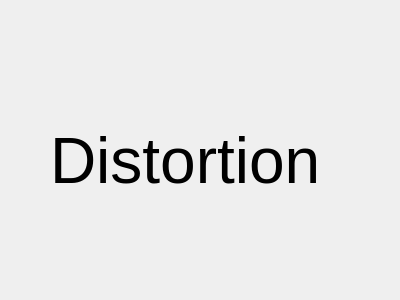
Old version of the form distortiontab.ui in the repository Jscott44/RTEP5-the-raspberry-jam.
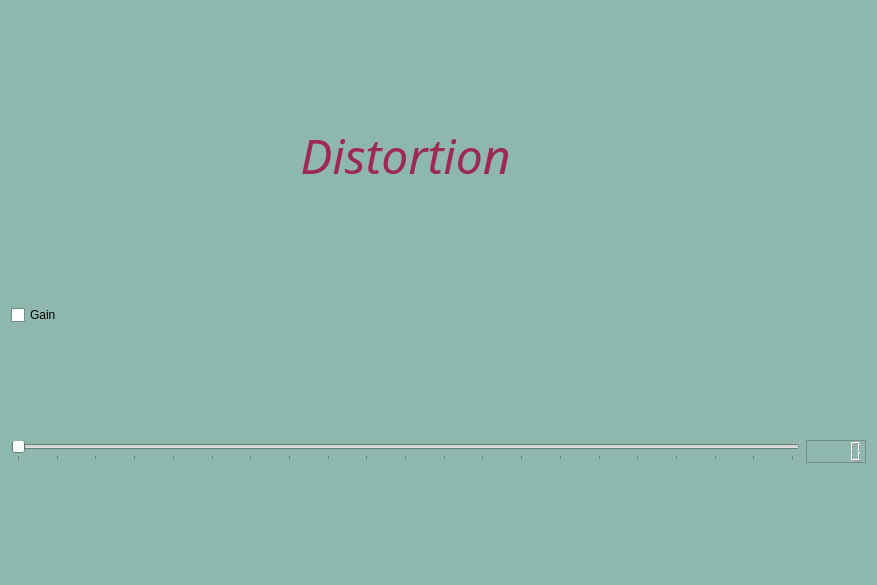
New version of the form.

The edit to the form file:
```diff
--- a/distortiontab.ui
+++ b/distortiontab.ui
@@ -6,31 +6,147 @@
    <rect>
     <x>0</x>
     <y>0</y>
-    <width>400</width>
-    <height>300</height>
+    <width>877</width>
+    <height>585</height>
    </rect>
   </property>
+  <property name="palette">
+   <palette>
+    <active>
+     <colorrole role="Window">
+      <brush brushstyle="SolidPattern">
+       <color alpha="255">
+        <red>142</red>
+        <green>183</green>
+        <blue>173</blue>
+       </color>
+      </brush>
+     </colorrole>
+    </active>
+    <inactive>
+     <colorrole role="Window">
+      <brush brushstyle="SolidPattern">
+       <color alpha="255">
+        <red>142</red>
+        <green>183</green>
+        <blue>173</blue>
+       </color>
+      </brush>
+     </colorrole>
+    </inactive>
+    <disabled>
+     <colorrole role="Base">
+      <brush brushstyle="SolidPattern">
+       <color alpha="255">
+        <red>142</red>
+        <green>183</green>
+        <blue>173</blue>
+       </color>
+      </brush>
+     </colorrole>
+     <colorrole role="Window">
+      <brush brushstyle="SolidPattern">
+       <color alpha="255">
+        <red>142</red>
+        <green>183</green>
+        <blue>173</blue>
+       </color>
+      </brush>
+     </colorrole>
+    </disabled>
+   </palette>
+  </property>
   <property name="windowTitle">
    <string>Form</string>
   </property>
-  <widget class="QLabel" name="label">
-   <property name="geometry">
-    <rect>
-     <x>50</x>
-     <y>80</y>
-     <width>311</width>
-     <height>161</height>
-    </rect>
-   </property>
-   <property name="font">
-    <font>
-     <pointsize>48</pointsize>
-    </font>
-   </property>
-   <property name="text">
-    <string>Distortion</string>
-   </property>
-  </widget>
+  <layout class="QGridLayout" name="gridLayout">
+   <item row="2" column="0">
+    <widget class="QSlider" name="horizontalSlider">
+     <property name="minimumSize">
+      <size>
+       <width>320</width>
+       <height>0</height>
+      </size>
+     </property>
+     <property name="maximum">
+      <number>20</number>
+     </property>
+     <property name="orientation">
+      <enum>Qt::Horizontal</enum>
+     </property>
+     <property name="tickPosition">
+      <enum>QSlider::TicksBelow</enum>
+     </property>
+     <property name="tickInterval">
+      <number>1</number>
+     </property>
+    </widget>
+   </item>
+   <item row="0" column="0">
+    <widget class="QLabel" name="label">
+     <property name="minimumSize">
+      <size>
+       <width>0</width>
+       <height>70</height>
+      </size>
+     </property>
+     <property name="maximumSize">
+      <size>
+       <width>16777215</width>
+       <height>70</height>
+      </size>
+     </property>
+     <property name="font">
+      <font>
+       <family>Harlow Solid Italic</family>
+       <pointsize>36</pointsize>
+       <italic>true</italic>
+      </font>
+     </property>
+     <property name="layoutDirection">
+      <enum>Qt::LeftToRight</enum>
+     </property>
+     <property name="autoFillBackground">
+      <bool>false</bool>
+     </property>
+     <property name="styleSheet">
+      <string notr="true">color: rgb(158, 41, 82)</string>
+     </property>
+     <property name="text">
+      <string>Distortion</string>
+     </property>
+     <property name="alignment">
+      <set>Qt::AlignCenter</set>
+     </property>
+    </widget>
+   </item>
+   <item row="1" column="0">
+    <widget class="QCheckBox" name="checkBox">
+     <property name="text">
+      <string>Gain</string>
+     </property>
+    </widget>
+   </item>
+   <item row="2" column="1">
+    <widget class="QLCDNumber" name="lcdNumber">
+     <property name="maximumSize">
+      <size>
+       <width>60</width>
+       <height>60</height>
+      </size>
+     </property>
+     <property name="frameShape">
+      <enum>QFrame::StyledPanel</enum>
+     </property>
+     <property name="smallDecimalPoint">
+      <bool>false</bool>
+     </property>
+     <property name="segmentStyle">
+      <enum>QLCDNumber::Filled</enum>
+     </property>
+    </widget>
+   </item>
+  </layout>
  </widget>
  <resources/>
  <connections/>
```
